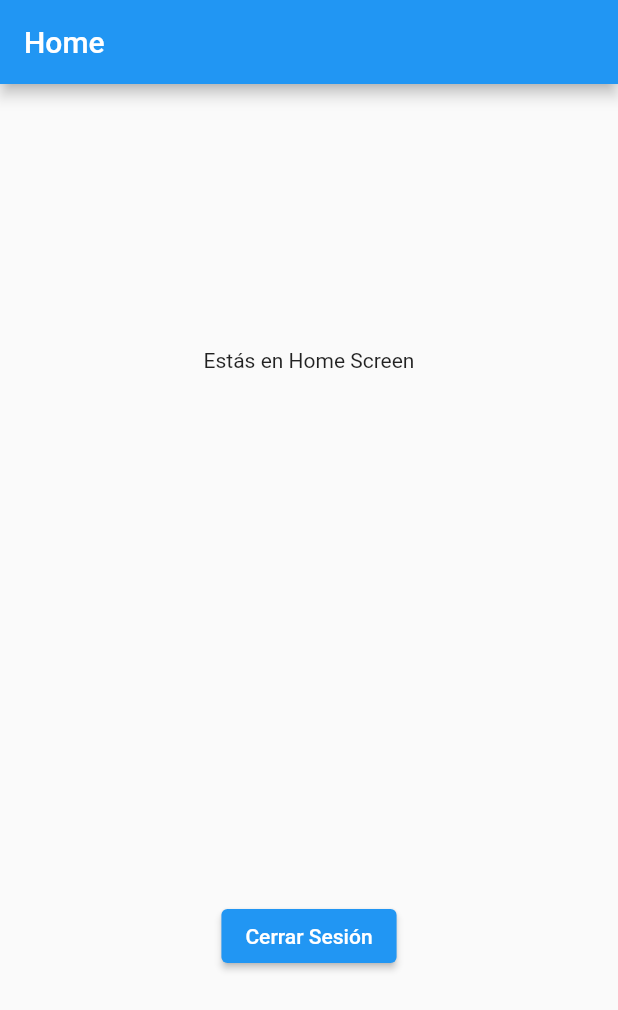
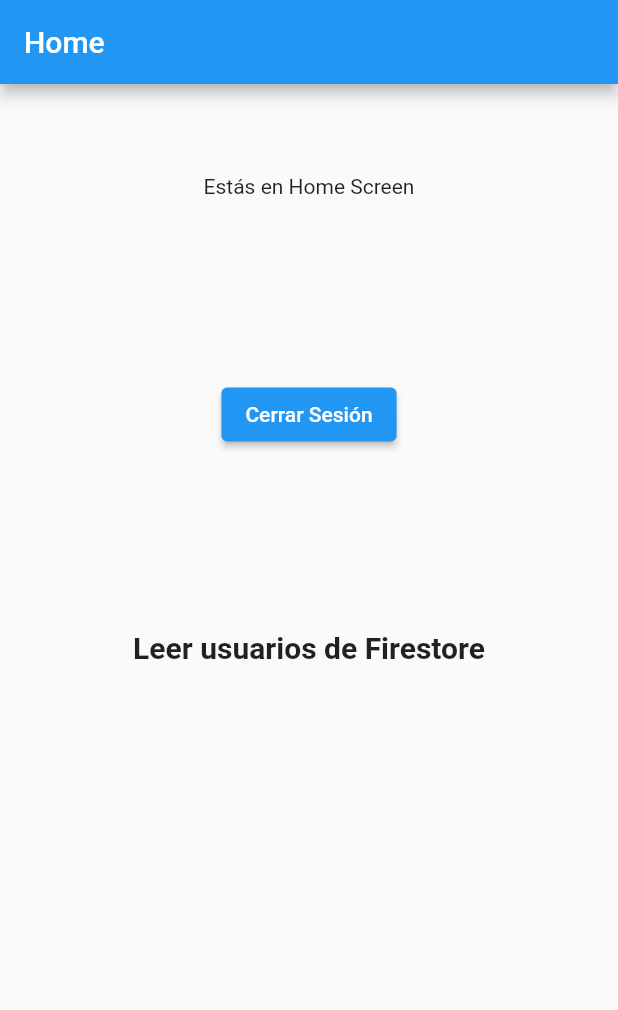
Before and after one commit to JavierGold/flutter-firebase-auth, a Flutter app: the screen it shows once a user with an empty profile is signed in, on a phone screen of 412 x 824 dp. Shown: the top 1010 px of the screen. Run offline on Flutter 3.47's test engine with Material 2 defaults, Android fonts, the light colour scheme and no system bars; our stand-ins replace cloud_firestore, firebase_auth, firebase_core; accounts and stored records are empty.

Commit message:
auth y firestore listos

```diff
--- a/lib/main.dart
+++ b/lib/main.dart
@@ -6,6 +6,7 @@ import 'package:auth_cap/wrapper.dart';
 import 'package:firebase_core/firebase_core.dart';
 import 'package:flutter/material.dart';
 import 'package:provider/provider.dart';
+import 'package:cloud_firestore/cloud_firestore.dart';
 
 void main() async {
   WidgetsFlutterBinding.ensureInitialized();
--- a/lib/screens/home_screen.dart
+++ b/lib/screens/home_screen.dart
@@ -1,9 +1,13 @@
 import 'package:auth_cap/services/auth_service.dart';
 import 'package:flutter/material.dart';
 import 'package:provider/provider.dart';
+import 'package:cloud_firestore/cloud_firestore.dart';
+import 'package:firebase_core/firebase_core.dart';
 
 class HomeScreen extends StatelessWidget {
-  const HomeScreen({Key? key}) : super(key: key);
+  //const HomeScreen({Key? key}) : super(key: key);
+  final Stream<QuerySnapshot> users =
+      FirebaseFirestore.instance.collection('users').snapshots();
 
   @override
   Widget build(BuildContext context) {
@@ -23,7 +27,36 @@ class HomeScreen extends StatelessWidget {
                 await authService.signOut();
               },
             ),
-          )
+          ),
+          Text(
+            'Leer usuarios de Firestore',
+            style: TextStyle(fontSize: 20, fontWeight: FontWeight.w600),
+          ),
+          Container(
+              height: 200,
+              padding: const EdgeInsets.symmetric(vertical: 20.0),
+              child: StreamBuilder<QuerySnapshot>(
+                  stream: users,
+                  builder: (
+                    BuildContext context,
+                    AsyncSnapshot<QuerySnapshot> snapshot,
+                  ) {
+                    if (snapshot.hasError) {
+                      return Text('Algo salió mal');
+                    }
+                    if (snapshot.connectionState == ConnectionState.waiting) {
+                      return Text('Cargando');
+                    }
+
+                    final data = snapshot.requireData;
+
+                    return ListView.builder(
+                      itemCount: data.size,
+                      itemBuilder: (context, index) {
+                        return Text('Correo: ${data.docs[index]['email']}');
+                      },
+                    );
+                  })),
         ],
       ),
     );
--- a/pubspec.yaml
+++ b/pubspec.yaml
@@ -37,6 +37,7 @@ dependencies:
   firebase_core: ^1.4.0
   firebase_auth: ^3.0.0
   provider: ^5.0.0
+  cloud_firestore: ^3.1.18
 
 dev_dependencies:
   flutter_test:
```
Also changed, not shown: lib/screens/register_screen.dart (+11 -1 lines), pubspec.lock, 1 other file.
